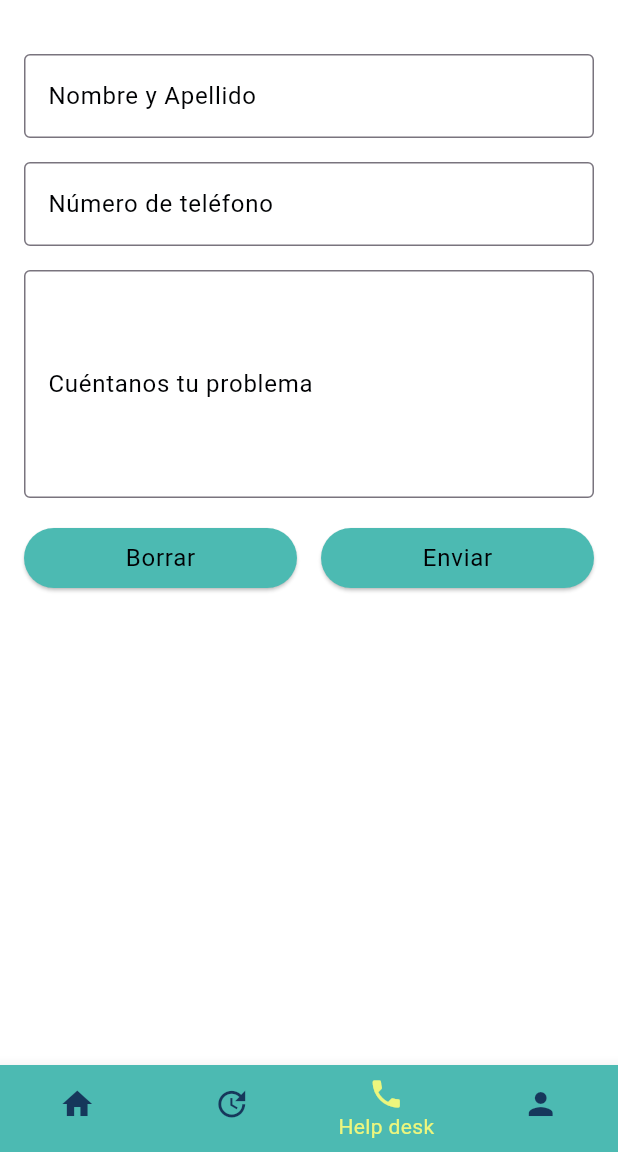
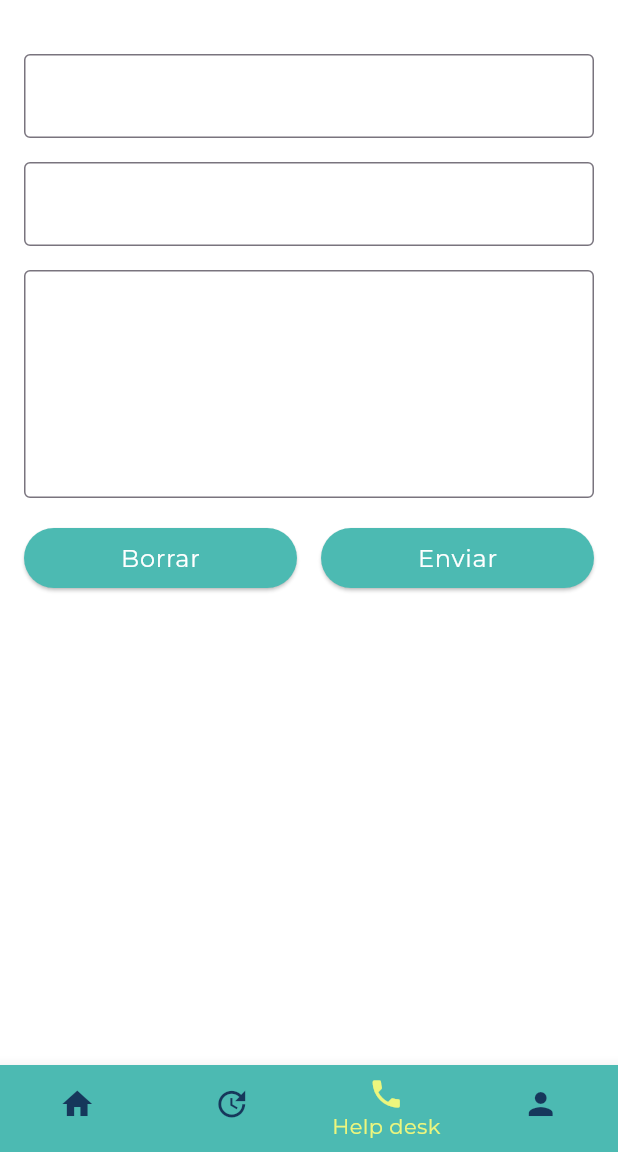
Before and after one commit to Korniev/Luzergia_solar_app, a Flutter app: the HelpDeskScreen screen opened directly, on a phone screen of 412 x 824 dp, the part 84-1236 px from its top. Run offline on Flutter 3.47's test engine with Material 3 defaults, Android fonts, the phone set to English and light mode, and no system bars; our stand-ins replace adaptive_theme, cloud_firestore, firebase_auth, firebase_core, google_fonts; missing offline and left inert: firebase_ui_auth; accounts and stored records are empty.

Commit message:
added new style fonts

```diff
--- a/lib/styles/app_styles.dart
+++ b/lib/styles/app_styles.dart
@@ -22,14 +22,15 @@ class AppStyles {
     useMaterial3: true,
     scaffoldBackgroundColor: AppStyles.white,
     textTheme: GoogleFonts.montserratTextTheme().copyWith(
-        bodyLarge: const TextStyle(
-          fontSize: 16,
-          color: AppStyles.black,
-        ),
-        bodyMedium: const TextStyle(
-          fontSize: 16,
-          color: AppStyles.black,
-        )),
+        bodyLarge: GoogleFonts.montserratTextTheme()
+            .bodyLarge
+            ?.copyWith(color: Colors.white),
+        bodyMedium: GoogleFonts.montserratTextTheme()
+            .bodyMedium
+            ?.copyWith(color: Colors.white),
+        bodySmall: GoogleFonts.montserratTextTheme()
+            .bodySmall
+            ?.copyWith(color: Colors.white)),
     bottomNavigationBarTheme: const BottomNavigationBarThemeData(
       backgroundColor: AppStyles.pantone2,
       selectedItemColor: AppStyles.mindAro,
@@ -44,14 +45,52 @@ class AppStyles {
     useMaterial3: true,
     scaffoldBackgroundColor: AppStyles.dark,
     textTheme: GoogleFonts.montserratTextTheme().copyWith(
-        bodyLarge: const TextStyle(
-          fontSize: 16,
-          color: AppStyles.white,
-        ),
-        bodyMedium: const TextStyle(
-          fontSize: 16,
-          color: AppStyles.white,
-        )),
+      bodyLarge: GoogleFonts.montserratTextTheme()
+          .bodySmall
+          ?.copyWith(color: Colors.white),
+      bodyMedium: GoogleFonts.montserratTextTheme()
+          .bodySmall
+          ?.copyWith(color: Colors.white),
+      bodySmall: GoogleFonts.montserratTextTheme()
+          .bodySmall
+          ?.copyWith(color: Colors.white),
+      titleLarge: GoogleFonts.montserratTextTheme()
+          .titleLarge
+          ?.copyWith(color: Colors.white),
+      titleMedium: GoogleFonts.montserratTextTheme()
+          .titleMedium
+          ?.copyWith(color: Colors.white),
+      titleSmall: GoogleFonts.montserratTextTheme()
+          .titleSmall
+          ?.copyWith(color: Colors.white),
+      labelLarge: GoogleFonts.montserratTextTheme()
+          .labelLarge
+          ?.copyWith(color: Colors.white),
+      labelMedium: GoogleFonts.montserratTextTheme()
+          .labelMedium
+          ?.copyWith(color: Colors.white),
+      labelSmall: GoogleFonts.montserratTextTheme()
+          .labelLarge
+          ?.copyWith(color: Colors.white),
+      displayLarge: GoogleFonts.montserratTextTheme()
+          .displayLarge
+          ?.copyWith(color: Colors.white),
+      displayMedium: GoogleFonts.montserratTextTheme()
+          .displayMedium
+          ?.copyWith(color: Colors.white),
+      displaySmall: GoogleFonts.montserratTextTheme()
+          .displaySmall
+          ?.copyWith(color: Colors.white),
+      headlineLarge: GoogleFonts.montserratTextTheme()
+          .headlineLarge
+          ?.copyWith(color: Colors.white),
+      headlineMedium: GoogleFonts.montserratTextTheme()
+          .headlineMedium
+          ?.copyWith(color: Colors.white),
+      headlineSmall: GoogleFonts.montserratTextTheme()
+          .headlineSmall
+          ?.copyWith(color: Colors.white),
+    ),
     bottomNavigationBarTheme: const BottomNavigationBarThemeData(
       backgroundColor: AppStyles.black,
       selectedItemColor: AppStyles.mindAro,
```
